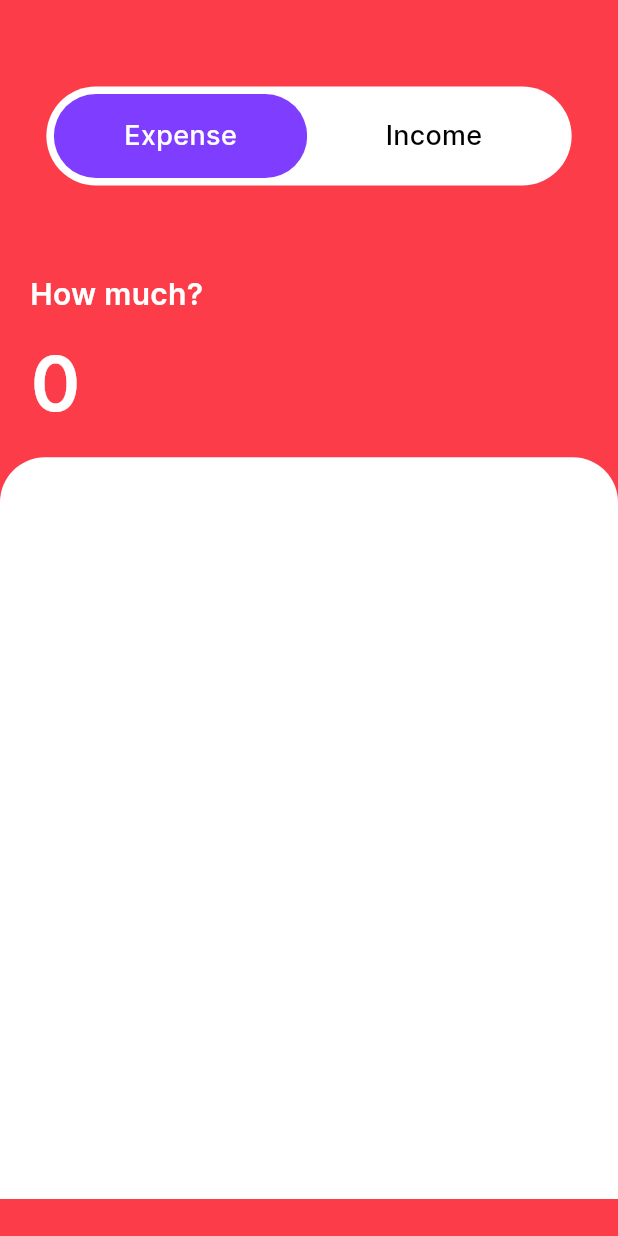
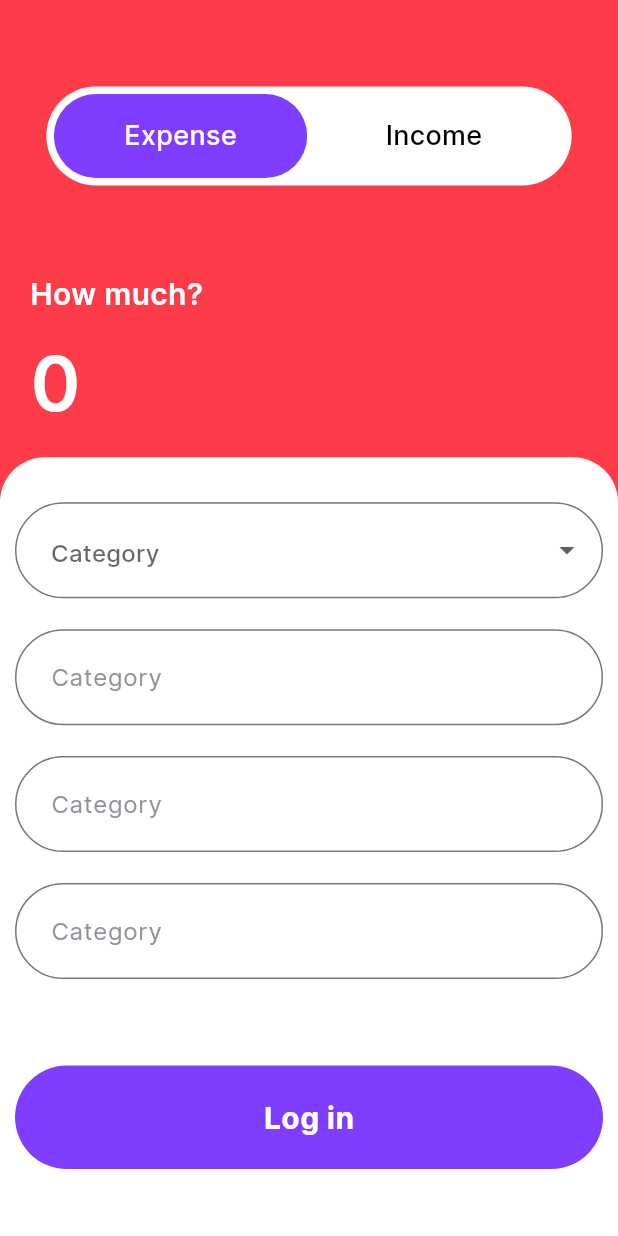
Before and after one commit to THARINDUnirmal/expenz, a Flutter app: the AddScreen screen opened directly, on a phone screen of 412 x 824 dp. Run offline on Flutter 3.47's test engine with Material 3 defaults, Android fonts, the phone set to English and light mode, and no system bars; our stand-ins replace shared_preferences, smooth_page_indicator; accounts and stored records are empty.

Commit message:
new features added

```diff
--- /dev/null
+++ b/lib/models/expense _categories.dart
@@ -0,0 +1,15 @@
+enum ExpenseCategories {
+  shopping,
+  subscriptions,
+  food,
+  health,
+  transport,
+}
+
+enum IncomeCategories {
+  salary,
+  freelance,
+  passive,
+  income,
+  sales,
+}
--- a/lib/screens/add_screen.dart
+++ b/lib/screens/add_screen.dart
@@ -1,4 +1,7 @@
+import 'package:expenz_app/models/expense%20_categories.dart';
 import 'package:expenz_app/utils/colors.dart';
+import 'package:expenz_app/widgets/button.dart';
+import 'package:flutter/foundation.dart';
 import 'package:flutter/material.dart';
 
 class AddScreen extends StatefulWidget {
@@ -124,10 +127,14 @@ class _AddScreenState extends State<AddScreen> {
                   ),
                 ),
                 Container(
+                  padding: const EdgeInsets.symmetric(
+                    vertical: 30,
+                    horizontal: 10,
+                  ),
                   margin: EdgeInsets.only(
                     top: MediaQuery.of(context).size.height * 0.3,
                   ),
-                  height: MediaQuery.of(context).size.height * 0.6,
+                  height: MediaQuery.of(context).size.height * 0.7,
                   width: double.infinity,
                   decoration: const BoxDecoration(
                     borderRadius: BorderRadius.only(
@@ -136,9 +143,89 @@ class _AddScreenState extends State<AddScreen> {
                     ),
                     color: kWhite,
                   ),
-                  child: const Form(
+                  child: Form(
                     child: Column(
-                      children: [],
+                      children: [
+                        DropdownButtonFormField(
+                          decoration: InputDecoration(
+                            hintText: "Category",
+                            hintStyle: const TextStyle(
+                              color: kGrey,
+                            ),
+                            contentPadding: const EdgeInsets.symmetric(
+                                vertical: 20, horizontal: 20),
+                            border: OutlineInputBorder(
+                              borderRadius: BorderRadius.circular(100),
+                            ),
+                          ),
+                          items: selectIndex == 0
+                              ? ExpenseCategories.values.map((c) {
+                                  return DropdownMenuItem(
+                                    value: c,
+                                    child: Text(c.name),
+                                  );
+                                }).toList()
+                              : IncomeCategories.values.map((c) {
+                                  return DropdownMenuItem(
+                                    value: c,
+                                    child: Text(c.name),
+                                  );
+                                }).toList(),
+                          onChanged: (value) {},
+                        ),
+                        SizedBox(
+                          height: MediaQuery.of(context).size.height * 0.025,
+                        ),
+                        TextFormField(
+                          decoration: InputDecoration(
+                            hintText: "Category",
+                            hintStyle: const TextStyle(
+                              color: kGrey,
+                            ),
+                            contentPadding: const EdgeInsets.symmetric(
+                                vertical: 20, horizontal: 20),
+                            border: OutlineInputBorder(
+                              borderRadius: BorderRadius.circular(100),
+                            ),
+                          ),
+                        ),
+                        SizedBox(
+                          height: MediaQuery.of(context).size.height * 0.025,
+                        ),
+                        TextFormField(
+                          decoration: InputDecoration(
+                            hintText: "Category",
+                            hintStyle: const TextStyle(
+                              color: kGrey,
+                            ),
+                            contentPadding: const EdgeInsets.symmetric(
+                                vertical: 20, horizontal: 20),
+                            border: OutlineInputBorder(
+                              borderRadius: BorderRadius.circular(100),
+                            ),
+                          ),
+                        ),
+                        SizedBox(
+                          height: MediaQuery.of(context).size.height * 0.025,
+                        ),
+                        TextFormField(
+                          decoration: InputDecoration(
+                            hintText: "Category",
+                            hintStyle: const TextStyle(
+                              color: kGrey,
+                            ),
+                            contentPadding: const EdgeInsets.symmetric(
+                                vertical: 20, horizontal: 20),
+                            border: OutlineInputBorder(
+                              borderRadius: BorderRadius.circular(100),
+                            ),
+                          ),
+                        ),
+                        SizedBox(
+                          height: MediaQuery.of(context).size.height * 0.07,
+                        ),
+                        const Button()
+                      ],
                     ),
                   ),
                 ),
--- a/lib/screens/details.dart
+++ b/lib/screens/details.dart
@@ -165,7 +165,7 @@ class _DetailsState extends State<Details> {
                       Row(
                         children: [
                           const Text(
-                            "Remember Me for the next time",
+                            "Remember me for the next time",
                             style: TextStyle(
                               fontSize: 19,
                               fontWeight: FontWeight.w600,
```
Also changed, not shown: 3 other files.
